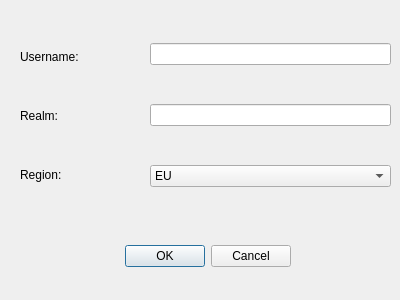
Qt form include/newChar_dialog.ui (WowDevs/WoWView) before a commit.
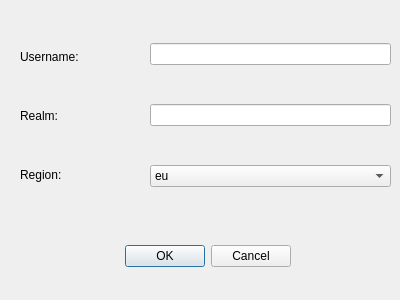
The same form after that commit.

```diff
--- a/include/newChar_dialog.ui
+++ b/include/newChar_dialog.ui
@@ -106,7 +106,7 @@
       </property>
       <item>
        <property name="text">
-        <string>EU</string>
+        <string>eu</string>
        </property>
       </item>
       <item>
```
Left out of the diff: 8 changed lines with no effect on the pictures.
